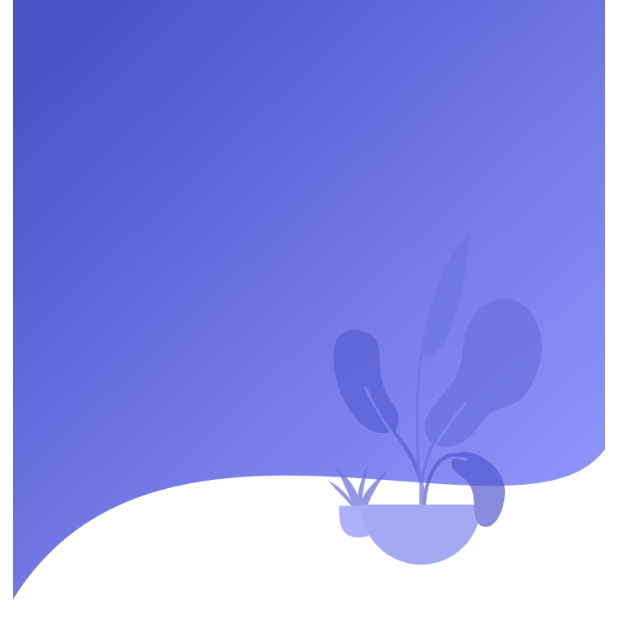
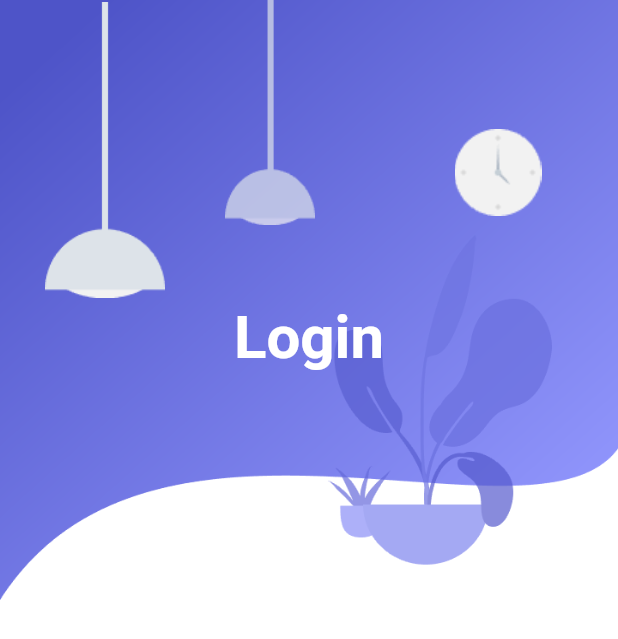
Before and after one commit to cristianoDevSystem/login_page_ui, a Flutter app: the screen it shows after launch, on a phone screen of 412 x 824 dp. Shown: the top 639 px of the screen. Run offline on Flutter 3.47's test engine with Material 2 defaults, Android fonts, the phone set to English and light mode, and no system bars.

Commit message:
Update main.dart
Inserindo as imagens no background e o titulo do login, com suas posições

```diff
--- a/lib/main.dart
+++ b/lib/main.dart
@@ -1,11 +1,9 @@
 import 'package:flutter/material.dart';
 
-void main() => runApp(
-  MaterialApp(
-    home: HomePage(),
-    debugShowCheckedModeBanner: false,
-  )
-);
+void main() => runApp(MaterialApp(
+      home: HomePage(),
+      debugShowCheckedModeBanner: false,
+    ));
 
 class HomePage extends StatefulWidget {
   @override
@@ -25,13 +23,68 @@ class _HomePageState extends State<HomePage> {
               decoration: BoxDecoration(
                 image: DecorationImage(
                   image: AssetImage('assets/images/background.png'),
+                  fit: BoxFit.fill,
                 ),
+              ),
+              child: Stack(
+                children: <Widget>[
+                  Positioned(
+                    left: 30,
+                    width: 80,
+                    height: 200,
+                    child: Container(
+                      decoration: BoxDecoration(
+                          image: DecorationImage(
+                        image: AssetImage('assets/images/light-1.png'),
+                      )),
+                    ),
+                  ),
+                  Positioned(
+                    left: 140,
+                    width: 80,
+                    height: 150,
+                    child: Container(
+                      decoration: BoxDecoration(
+                          image: DecorationImage(
+                        image: AssetImage('assets/images/light-2.png'),
+                      )),
+                    ),
+                  ),
+                  Positioned(
+                    right: 40,
+                    top: 40,
+                    width: 80,
+                    height: 150,
+                    child: Container(
+                      decoration: BoxDecoration(
+                          image: DecorationImage(
+                        image: AssetImage('assets/images/clock.png'),
+                      )),
+                    ),
+                  ),
+                  Positioned(
+                    child: Container(
+                      margin: EdgeInsets.only(
+                        top: 50,
+                      ),
+                      child: Center(
+                        child: Text(
+                          'Login',
+                          style: TextStyle(
+                            color: Colors.white,
+                            fontSize: 40,
+                            fontWeight: FontWeight.bold,
+                          ),
+                        ),
+                      ),
+                    ),
+                  ),
+                ],
               ),
             ),
           ],
         ),
       ),
-
     );
   }
 }
```
